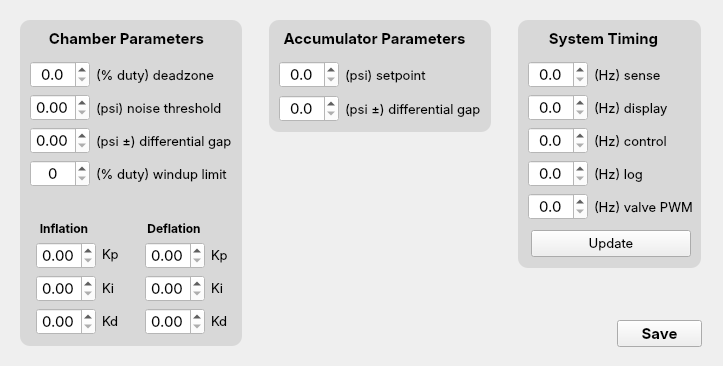
First picture: the form in designer/tunewindow.ui, repository lucas-tiz/pressure-vest, before the edit.
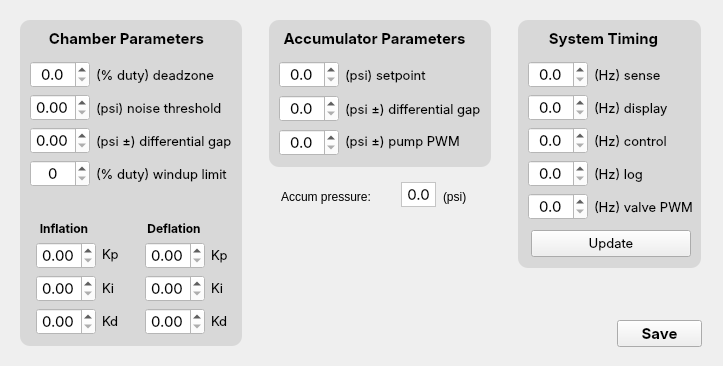
Second picture: the form after the edit.

Commit message: added pump PWM freq to system param & tune GUI; added accum pressure display to tune GUI

What changed in the file:
```diff
--- a/designer/tunewindow.ui
+++ b/designer/tunewindow.ui
@@ -1568,7 +1568,7 @@
      <x>269</x>
      <y>20</y>
      <width>222</width>
-     <height>112</height>
+     <height>147</height>
     </rect>
    </property>
    <property name="font">
@@ -1584,6 +1584,156 @@
     <string/>
    </property>
   </widget>
+  <widget class="QDoubleSpinBox" name="doubleSpinBox__accum__pwm">
+   <property name="geometry">
+    <rect>
+     <x>279</x>
+     <y>129</y>
+     <width>60</width>
+     <height>27</height>
+    </rect>
+   </property>
+   <property name="sizePolicy">
+    <sizepolicy hsizetype="Fixed" vsizetype="Fixed">
+     <horstretch>0</horstretch>
+     <verstretch>0</verstretch>
+    </sizepolicy>
+   </property>
+   <property name="minimumSize">
+    <size>
+     <width>60</width>
+     <height>27</height>
+    </size>
+   </property>
+   <property name="maximumSize">
+    <size>
+     <width>50</width>
+     <height>16777215</height>
+    </size>
+   </property>
+   <property name="font">
+    <font>
+     <family>SF Pro Text</family>
+     <pointsize>11</pointsize>
+    </font>
+   </property>
+   <property name="styleSheet">
+    <string notr="true">background-color: rgb(255, 255, 255);</string>
+   </property>
+   <property name="alignment">
+    <set>Qt::AlignCenter</set>
+   </property>
+   <property name="decimals">
+    <number>1</number>
+   </property>
+   <property name="maximum">
+    <double>1000.000000000000000</double>
+   </property>
+   <property name="singleStep">
+    <double>1.000000000000000</double>
+   </property>
+  </widget>
+  <widget class="QLabel" name="label_39">
+   <property name="geometry">
+    <rect>
+     <x>345</x>
+     <y>133</y>
+     <width>151</width>
+     <height>16</height>
+    </rect>
+   </property>
+   <property name="sizePolicy">
+    <sizepolicy hsizetype="Preferred" vsizetype="Preferred">
+     <horstretch>0</horstretch>
+     <verstretch>0</verstretch>
+    </sizepolicy>
+   </property>
+   <property name="font">
+    <font>
+     <family>SF Pro Text</family>
+     <pointsize>10</pointsize>
+    </font>
+   </property>
+   <property name="text">
+    <string>(psi ±) pump PWM</string>
+   </property>
+   <property name="alignment">
+    <set>Qt::AlignLeading|Qt::AlignLeft|Qt::AlignVCenter</set>
+   </property>
+  </widget>
+  <widget class="QLabel" name="label_4">
+   <property name="geometry">
+    <rect>
+     <x>281</x>
+     <y>188</y>
+     <width>121</width>
+     <height>17</height>
+    </rect>
+   </property>
+   <property name="text">
+    <string>Accum pressure:</string>
+   </property>
+  </widget>
+  <widget class="QLabel" name="label_5">
+   <property name="geometry">
+    <rect>
+     <x>443</x>
+     <y>188</y>
+     <width>41</width>
+     <height>17</height>
+    </rect>
+   </property>
+   <property name="text">
+    <string>(psi)</string>
+   </property>
+  </widget>
+  <widget class="QLabel" name="label_accum_pres">
+   <property name="enabled">
+    <bool>true</bool>
+   </property>
+   <property name="geometry">
+    <rect>
+     <x>401</x>
+     <y>182</y>
+     <width>35</width>
+     <height>25</height>
+    </rect>
+   </property>
+   <property name="sizePolicy">
+    <sizepolicy hsizetype="Preferred" vsizetype="Preferred">
+     <horstretch>0</horstretch>
+     <verstretch>0</verstretch>
+    </sizepolicy>
+   </property>
+   <property name="minimumSize">
+    <size>
+     <width>0</width>
+     <height>25</height>
+    </size>
+   </property>
+   <property name="font">
+    <font>
+     <family>SF Pro Text</family>
+     <pointsize>11</pointsize>
+    </font>
+   </property>
+   <property name="autoFillBackground">
+    <bool>false</bool>
+   </property>
+   <property name="styleSheet">
+    <string notr="true">background-color: rgb(255, 255, 255);
+border-color: rgb(196, 193, 189);</string>
+   </property>
+   <property name="frameShape">
+    <enum>QFrame::StyledPanel</enum>
+   </property>
+   <property name="text">
+    <string>0.0</string>
+   </property>
+   <property name="alignment">
+    <set>Qt::AlignCenter</set>
+   </property>
+  </widget>
   <zorder>label_3</zorder>
   <zorder>label_2</zorder>
   <zorder>doubleSpinBox__freq__display</zorder>
@@ -1628,6 +1778,11 @@
   <zorder>doubleSpinBox__accum__differential_gap</zorder>
   <zorder>label_37</zorder>
   <zorder>label_38</zorder>
+  <zorder>doubleSpinBox__accum__pwm</zorder>
+  <zorder>label_39</zorder>
+  <zorder>label_4</zorder>
+  <zorder>label_5</zorder>
+  <zorder>label_accum_pres</zorder>
  </widget>
  <resources/>
  <connections/>
```
The commit also changes 3 other files.
